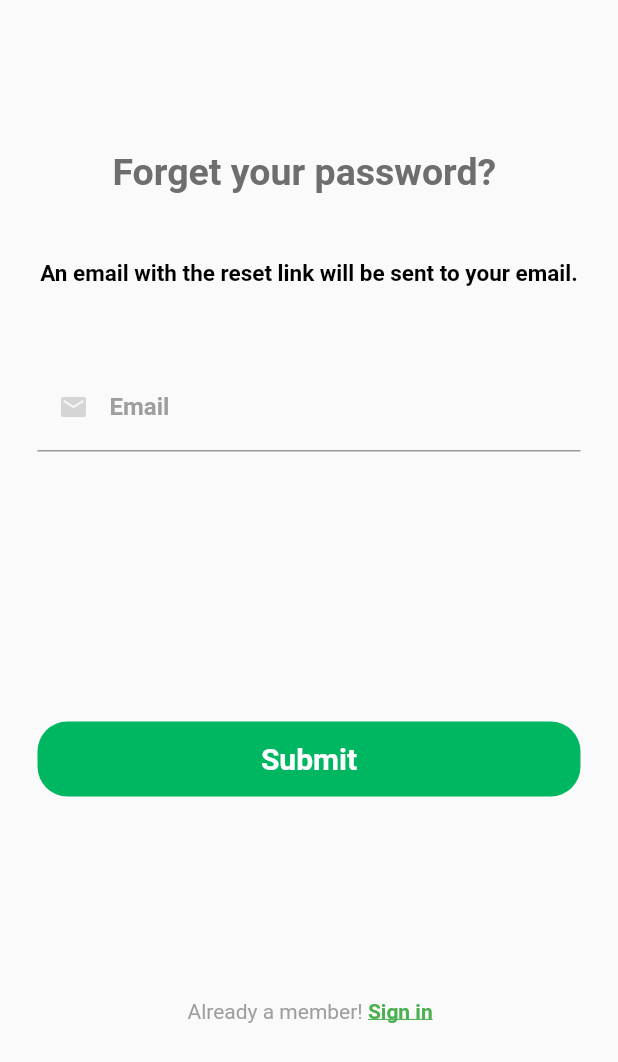
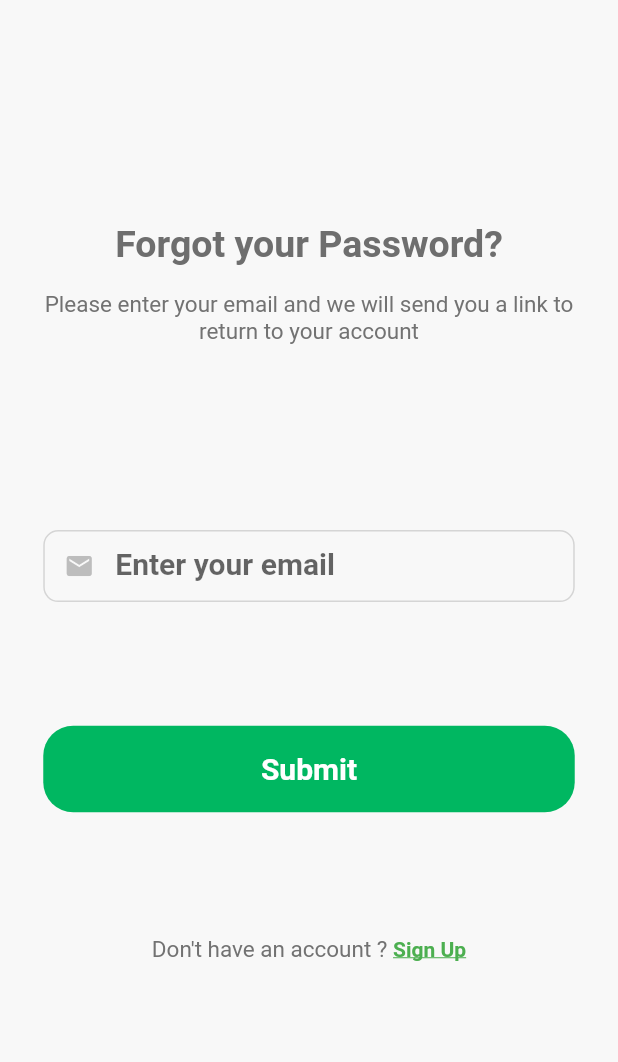
Before and after one commit to AsmaaNasserS/Plantopia-SolutionChallnge2021, a Flutter app: the ForgetPassword screen opened by its route, on a phone screen of 412 x 824 dp. Shown: the top 1062 px of the screen. Run offline on Flutter 3.47's test engine with Material 2 defaults, Android fonts, the phone set to English and light mode, and no system bars; our stand-ins replace cloud_firestore, firebase_auth, firebase_core, font_awesome_flutter, introduction_screen, material_design_icons_flutter and 1 more; missing offline and left inert: custom_switch; accounts and stored records are empty.

Commit message:
forgetPassword edited

```diff
--- a/lib/main.dart
+++ b/lib/main.dart
@@ -59,7 +59,6 @@ class MyApp extends StatelessWidget {
                 backgroundColor: kInActiveBackButtonColor, elevation: 0.5,
                 iconTheme:IconThemeData(color:KTextLightColour),
             foregroundColor: Colors.grey.shade700,
-
             centerTitle: true,
           ),
 
@@ -67,13 +66,12 @@ class MyApp extends StatelessWidget {
           accentColor: Colors.grey.shade700,
           // Your app THeme color , used to change drawer colour
         ),
-        home: Home(),
-        initialRoute: Home.id,
+        home: ForgetPassword(),
+        initialRoute: ForgetPassword.id,
         routes: {
             ownProfile.id: (context) => ownProfile(),
           FollowersGrid.id: (context) => FollowersGrid(),
           FollowingGrid.id: (context) => FollowingGrid(),
-
           WelcomeScreen1.id: (context) => WelcomeScreen1(),
           EditProfile.id: (context) => EditProfile(),
           ConstWelcomeScreen.id: (context) => ConstWelcomeScreen(),
@@ -90,7 +88,8 @@ class MyApp extends StatelessWidget {
           ExpertsList.id: (context) => ExpertsList(),
 
           //NotificationScreen.id: (context) => NotificationScreen(),
-        }),);
+        }
+       ),);
   }
 }
 
--- a/lib/view/login_regestration/ForgetPassword.dart
+++ b/lib/view/login_regestration/ForgetPassword.dart
@@ -1,7 +1,10 @@
+import 'package:flutter/cupertino.dart';
 import 'package:flutter/material.dart';
+import 'package:gp_app/view/login_regestration/SignUp.dart';
 import '../../const.dart';
 import 'Login.dart';
 import 'ResetPassword.dart';
+import 'package:gp_app/view/widgets/textFormField.dart';
 
 class ForgetPassword extends StatefulWidget {
   static String id = "ForgetPassword";
@@ -9,57 +12,71 @@ class ForgetPassword extends StatefulWidget {
   @override
   _ForgetPasswordState createState() => _ForgetPasswordState();
 }
+//final _emailController = TextEditingController();
 
 class _ForgetPasswordState extends State<ForgetPassword> {
+  createAlertDialog(BuildContext context){
+    return showDialog(context: context , builder: (context){
+      return AlertDialog(
+        title: Center(child: Text("Please check your mail")),
+        //content:Text("Resend a mail ?") ,
+        actions: [
+          FlatButton(onPressed:(){ Navigator.pop(context);}, child: Text('Done'),),
+          FlatButton(onPressed:(){}, child: Text('Resend?'),),
+        ],
+      );
+    });
+  }
   @override
   Widget build(BuildContext context) {
+    final mediaQuery = MediaQuery.of(context).size;
     return Scaffold(
-      //resizeToAvoidBottomPadding: false,
       body: SingleChildScrollView(
         child: Container(
-          padding: EdgeInsets.symmetric(vertical: 100.0, horizontal: 25.0),
+          padding: EdgeInsets.symmetric(vertical: mediaQuery.height * 0.18, horizontal: mediaQuery.width * 0.07),
+          color: kBackgroundColor,
           child: Column(
-            mainAxisAlignment: MainAxisAlignment.start,
+            //mainAxisAlignment: MainAxisAlignment.start,
+            crossAxisAlignment: CrossAxisAlignment.center,
             children: <Widget>[
-              Text('Forget your password? ', style: kWelcomeScreensTitleText),
-              SizedBox(height: 40.0),
-              Text('An email with the reset link will be sent to your email.',
-                  style: kWelcomeScreensDescriptionText),
-              SizedBox(height: 50.0),
-              TextField(
-                decoration: InputDecoration(
-                  prefixIcon: Icon(
-                    Icons.email,
-                    size: 20,
-                    color: kActiveBackButtonColor,
+              Text('Forgot your Password?', style: kWelcomeScreensTitleText),
+              SizedBox(height: mediaQuery.height * 0.02),
+              Text('Please enter your email and we will send you a link to return to your account',
+                  textAlign: TextAlign.center,
+                  style: kTextDescription),
+              // 'An email with the reset link will be sent to your email.'
+              SizedBox(height: mediaQuery.height * 0.15),
+
+              DefTextField(
+                label: 'Enter your email',
+                validator: (value) {
+                  if (!value.contains('@') || value.isEmpty)
+                    return 'please enter a valid e-mail';
+                  return null;
+                },
+                type: TextInputType.emailAddress,
+                prefix: Icons.email,
+                //controller: _emailController,
+                submit: (value) {
+                 // _emailController.text = value;
+                },
               ),
-                  labelText: 'Email',
-                  labelStyle: TextStyle(
-                      fontWeight: FontWeight.bold, color: Colors.grey),
-                  focusedBorder: UnderlineInputBorder(
-                    borderSide: BorderSide(color: Colors.green),
-                  ),
-                ),
-              ),
-              SizedBox(height: 180.0),
+              SizedBox(height: mediaQuery.height * 0.10),
               Container(
-                height: 50.0,
+                height: mediaQuery.height * 0.07,
                 child: GestureDetector(
                   onTap: () {
+                    createAlertDialog(context);
                     ///* TODO SUBMIT TO FORGET PASSWORD *////
-                    Navigator.push(
-                      context,
-                      MaterialPageRoute(builder: (context) => ResetPassword()),
-                    );
-
+                    // Navigator.push(
+                    //   context,
+                    //   MaterialPageRoute(builder: (context) => ResetPassword()),
+                    // );
                     ///* TODO ONCLICK CHANGE COLOR *////
                   },
                   child: Material(
                     borderRadius: BorderRadius.circular(20.0),
-                    //   shadowColor: Colors.greenAccent,
                     color: kInActivelogInButtonColor,
-
-                    //   elevation: 12.0,
                     child: Center(
                       child: Text(
                         'Submit',
@@ -73,29 +90,24 @@ class _ForgetPasswordState extends State<ForgetPassword> {
                   ),
                 ),
               ),
-              SizedBox(height: 120.0),
-              Center(
-                child: Container(
-                    alignment: Alignment.centerRight,
-                    padding: EdgeInsets.only(top: 15.0, left: 100.0),
-                    child: Row(children: <Widget>[
+              SizedBox(height: mediaQuery.height * 0.10),
+              Row(
+                  mainAxisAlignment: MainAxisAlignment.center,
+                  children: <Widget>[
                 Text(
-                        "Already a member! ",
-                        style: TextStyle(
-                          color: Colors.grey,
-                        ),
+                  "Don't have an account ? ",
+                  style: kTextDescription,
                 ),
                 InkWell(
                   onTap: () {
                     ///*done TODO  GO TO Sign IN  */////
                     Navigator.push(
                       context,
-                            MaterialPageRoute(builder: (context) => Login()),
+                      MaterialPageRoute(builder: (context) => SignUp()),
                     );
-                          //  color: Colors.green;
                   },
                   child: Text(
-                          'Sign in',
+                    'Sign Up',
                     style: TextStyle(
                         color: Colors.green,
                         fontWeight: FontWeight.bold,
@@ -103,12 +115,12 @@ class _ForgetPasswordState extends State<ForgetPassword> {
                         decoration: TextDecoration.underline),
                   ),
                 ),
-                    ])),
-              )
+              ])
             ],
           ),
         ),
       ),
     );
   }
+
 }
```
Lines whose indentation alone changed are shown as unchanged.
